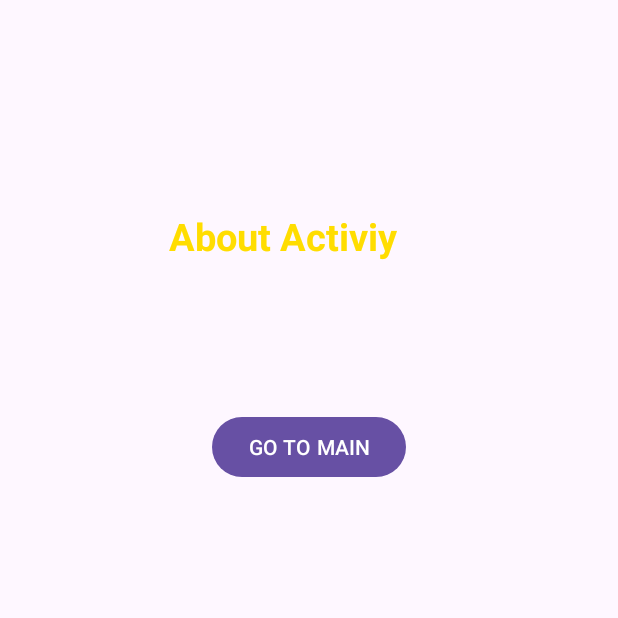
After one commit to rohitbalage/android_ui_practice_java, an Android app: the AboutTabActivity screen opened directly, with no data from a screen before it, on a phone screen of 412 x 824 dp, the top half of it. The commit adds this screen. Run offline under Robolectric (Android 15) with nearby library versions, the phone set to English and light mode, and no system bars.

Commit message:
added Tab view

```diff
--- /dev/null
+++ b/app/src/main/java/com/rrbofficial/androiduipractice/AboutTabActivity.java
@@ -0,0 +1,14 @@
+package com.rrbofficial.androiduipractice;
+
+import androidx.appcompat.app.AppCompatActivity;
+
+import android.os.Bundle;
+
+public class AboutTabActivity extends AppCompatActivity {
+
+    @Override
+    protected void onCreate(Bundle savedInstanceState) {
+        super.onCreate(savedInstanceState);
+        setContentView(R.layout.activity_about_tab);
+    }
+}
--- a/app/src/main/java/com/rrbofficial/androiduipractice/MainActivity.java
+++ b/app/src/main/java/com/rrbofficial/androiduipractice/MainActivity.java
@@ -46,6 +46,8 @@ public class MainActivity extends AppCompatActivity {
     }
 
     public void goToTabs(View view) {
+        Intent it = new Intent(MainActivity.this, tabs.class);
+        startActivity(it);
     }
 
     public void goToExternalStorage(View view) {
--- /dev/null
+++ b/app/src/main/res/layout/activity_about_tab.xml
@@ -0,0 +1,41 @@
+<?xml version="1.0" encoding="utf-8"?>
+<androidx.constraintlayout.widget.ConstraintLayout xmlns:android="http://schemas.android.com/apk/res/android"
+    xmlns:app="http://schemas.android.com/apk/res-auto"
+    xmlns:tools="http://schemas.android.com/tools"
+    android:layout_width="match_parent"
+    android:layout_height="match_parent"
+    tools:context=".ContactTabActivity">
+
+
+    <TextView
+        android:layout_width="wrap_content"
+        android:layout_height="wrap_content"
+        android:layout_centerInParent="true"
+        android:gravity="center"
+        android:text="About Activiy"
+        android:textColor="#FFDD00"
+        android:id="@+id/contactText"
+        android:textSize="25sp"
+        android:textStyle="bold"
+        app:layout_constraintBottom_toBottomOf="parent"
+        app:layout_constraintEnd_toEndOf="parent"
+        app:layout_constraintHorizontal_bias="0.433"
+        app:layout_constraintStart_toStartOf="parent"
+        app:layout_constraintTop_toTopOf="parent"
+        app:layout_constraintVertical_bias="0.177" />
+
+    <Button
+        android:id="@+id/GotoMainActivity"
+        android:layout_width="wrap_content"
+        android:layout_height="wrap_content"
+        android:onClick="goToMainActivity"
+        android:text="GO TO MAIN"
+        app:layout_constraintBottom_toBottomOf="parent"
+        app:layout_constraintEnd_toEndOf="parent"
+        app:layout_constraintStart_toStartOf="parent"
+        app:layout_constraintTop_toBottomOf="@+id/contactText"
+        app:layout_constraintVertical_bias="0.165">
+
+    </Button>
+
+</androidx.constraintlayout.widget.ConstraintLayout>
--- a/app/src/main/res/values/strings.xml
+++ b/app/src/main/res/values/strings.xml
@@ -25,4 +25,6 @@
     <string name="google_wallet">Google Wallet</string>
     <string name="jetpack_compose">Jetpack Compose</string>
     <string name="model_view_controller_mvc">Model View Controller(MVC)</string>
+    <string name="live_data">Live data</string>
+
 </resources>
```
Also changed, not shown: app/src/main/AndroidManifest.xml (+12 -1 lines), app/src/main/java/com/rrbofficial/androiduipractice/ContactTabActivity.java (added, +18 -0 lines), app/src/main/java/com/rrbofficial/androiduipractice/HomeTabActivity.java (added, +14 -0 lines), app/src/main/java/com/rrbofficial/androiduipractice/tabs.java (added, +69 -0 lines), app/src/main/res/layout/activity_contact_tab.xml (added, +41 -0 lines), app/src/main/res/layout/activity_home_tab.xml (added, +41 -0 lines), app/src/main/res/layout/activity_main.xml (+8 -2 lines), app/src/main/res/layout/activity_tabs.xml (added, +28 -0 lines).
